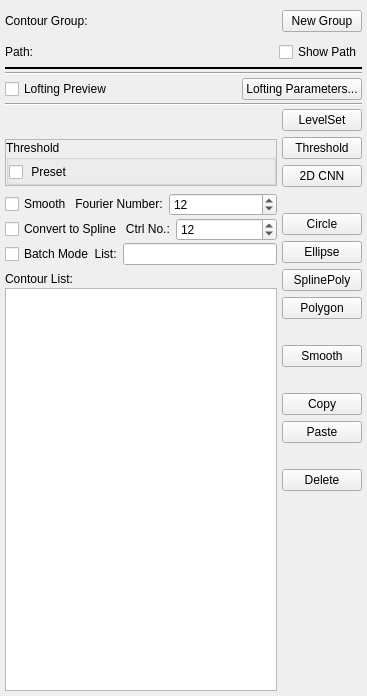
This is org.sv.gui.qt.ml/src/internal/svMLSeg2DEdit.ui in gmaher/ml_plugin as Qt 5 draws it before an edit. The edited form follows.
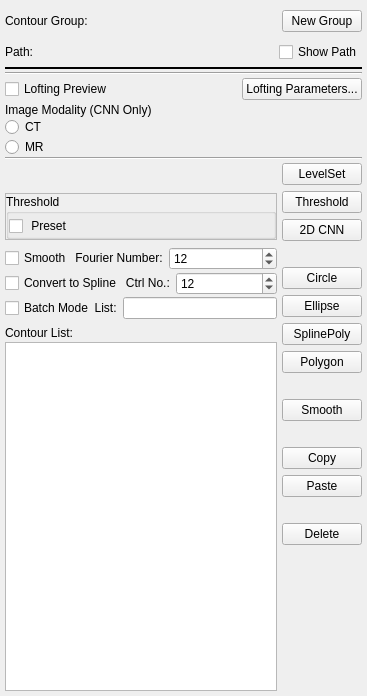
This is the edited form. Custom widgets are drawn as their Qt base class.

Diff of the .ui file:
```diff
--- a/org.sv.gui.qt.ml/src/internal/svMLSeg2DEdit.ui
+++ b/org.sv.gui.qt.ml/src/internal/svMLSeg2DEdit.ui
@@ -228,6 +228,30 @@
      </layout>
     </widget>
    </item>
+   <item>
+    <widget class="QLabel" name="modalityLabel">
+     <property name="text">
+      <string>Image Modality (CNN Only)</string>
+     </property>
+    </widget>
+   </item>
+   <item>
+    <widget class="QRadioButton" name="radioCT">
+     <property name="text">
+      <string>CT</string>
+     </property>
+    </widget>
+   </item>
+   <item>
+    <widget class="QRadioButton" name="radioMR">
+     <property name="enabled">
+      <bool>true</bool>
+     </property>
+     <property name="text">
+      <string>MR</string>
+     </property>
+    </widget>
+   </item>
    <item>
     <widget class="Line" name="line_3">
      <property name="orientation">
```
